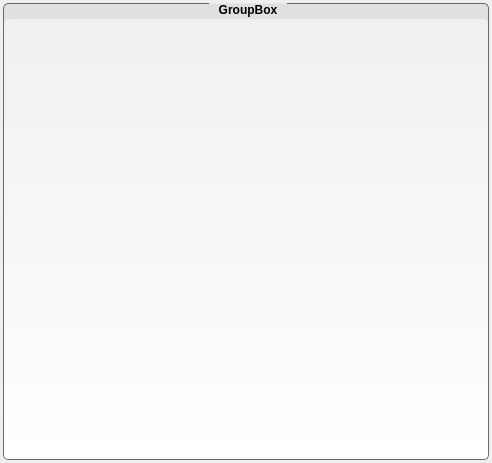
mainster/WorktimeManager, file uis/tabview.ui: the form before one commit.
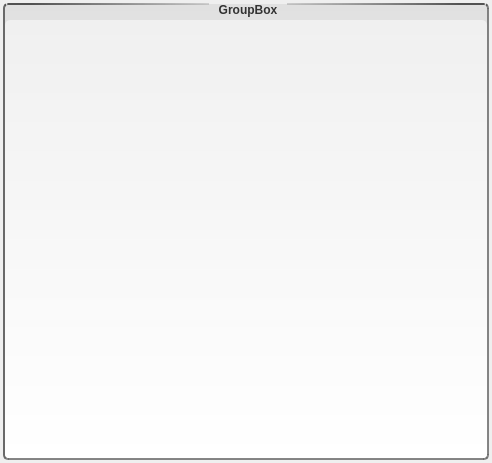
The form after the commit.

What changed in the file:
```diff
--- a/uis/tabview.ui
+++ b/uis/tabview.ui
@@ -14,26 +14,34 @@
    <string>Form</string>
   </property>
   <property name="styleSheet">
-   <string notr="true">QGroupBox{
+   <string notr="true">QGroupBox::title {
+   	subcontrol-origin: margin; /* margin boarder padding content */
+   	subcontrol-position: top center; /* position at the top center */
+   	top: 1.0ex;   
+  	padding: 0px 8px;
+	color:  rgba(50,50,50,255);
+} [select=false] {
+	color:  rgba(245,0,0,255);
+} 
+QGroupBox {
    	background-color: qlineargradient(x1: 0, y1: 0, x2: 0, y2: 1, stop: 0 #E0E0E0, stop: 1 #FFFFFF);
    	border-radius: 5px;
-	margin-top: 1ex;
-/*  	margin-top: 7px;
-	margin-bottom: 2px;
-	margin-left: 2px;
-	margin-right: 2px;*/
+	margin-top: 1ex; /*margin-bottom: 2px; margin-left: 2px; margin-right: 2px;*/
    	font: italic 9pt &quot;Arial&quot;;
    	font-weight: bold;
-	border: 1px solid;    
- 	border-color: rgb(105, 105, 105);
-   	color: black;
+	border: 2px solid;
+	border-top-color: qlineargradient(spread:reflect, x1:0, y1:0, x2:0.5, y2:0, stop:0.10 rgba(82, 82, 82, 255), stop:1 rgba(169, 169, 169,20));
+	border-left-color: rgba(105,105,105,255);
+	border-right-color: rgba(105,105,105,205);
+	border-bottom-color: rgba(105,105,105,205);
+} [select=true] { 
+	/* margin-top: 5px; margin-bottom: -2px; margin-left: -2px; margin-right: -2px; */
+	border: 2px solid; 
+	border-top-color: qlineargradient(spread:reflect, x1:0, y1:0, x2:0.5, y2:0, stop:0.10 rgba(255,0,0,255), stop:1 rgba(247, 247, 247, 250));
+	border-left-color: rgba(255,0,0,255);
+	border-right-color: rgba(255,0,0,255);
+	border-bottom-color: rgba(255,0,0,255);
 }
-QGroupBox::title {
-   	subcontrol-origin: margin; /* margin boarder padding content */
-   	subcontrol-position: top center; /* position at the top center */
-   	top: 1.2ex;   
-  	padding: 0px 8px
-} 
 QGroupBox::title:hover {
     color: rgba(235, 235, 235, 255);
 }
@@ -41,29 +49,11 @@
 	background-color: qlineargradient(x1: 0, y1: 0, x2: 0, y2: 1, stop: 0 #F0F0F0, stop: 1 #FFFFFF);
 	border: 0px solid gray;
 	border-radius: 5px;
-	margin-top: 15px; /* leave space at the top for the title */
- }
-/*QTableView*/
-TabView[select=false]{ background-color: qlineargradient(x1: 0, y1: 0, x2: 0, y2: 1, stop: 0 #F0F0F0, stop: 1 #FFFFFF); }
-QGroupBox[select=false]{ 
-/*  	margin-top: 7px;
-	margin-bottom: 2px;
-	margin-left: 2px;
-	margin-right: 2px;*/
-	border: 1px solid; 
-	border-color: rgb(105, 105, 105); 
+	margin-top: 15px;	
+	gridline-color: qlineargradient(spread:pad, x1:0, y1:0, x2:1, y2:1, stop:0.19 rgba(97, 97, 97, 255), stop:1 rgba(247, 247, 247, 255));
+ } [select=true] {
+	background-color: qlineargradient(x1: 0, y1: 0, x2: 0, y2: 1, stop: 0 #C0C0C0, stop: 1 #FFFFFF); 
 }
-
-QTableView[select=true]{ background-color: qlineargradient(x1: 0, y1: 0, x2: 0, y2: 1, stop: 0 #C0C0C0, stop: 1 #FFFFFF); }
-QGroupBox[select=true] {
-/*  	margin-top: 5px;
-	margin-bottom: 0px;
-	margin-left: 0px;
-	margin-right: 0px;*/
-	border: 1px solid;
-	border-color: rgb(42, 206, 255);
-}
-
 QHeaderView::section {
      background-color: qlineargradient(x1:0, y1:0, x2:0, y2:1,
                                        stop:    0 #616161, stop: 0.5 #505050,
```
Left out of the diff: 3 changed lines with no effect on the pictures.
